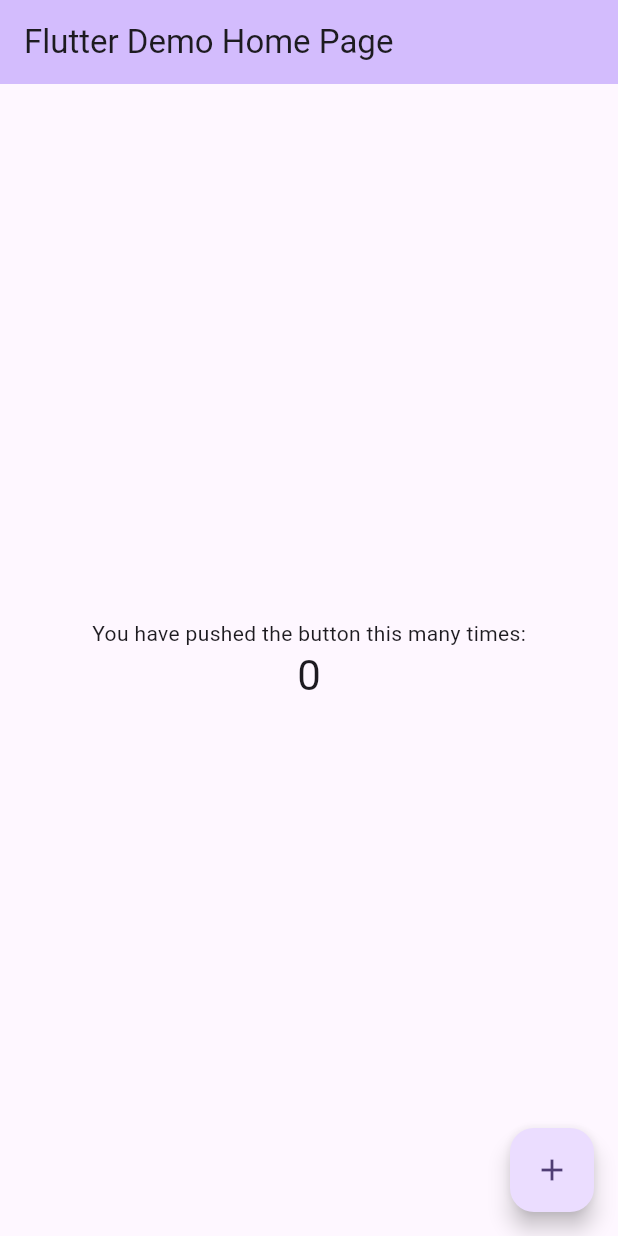
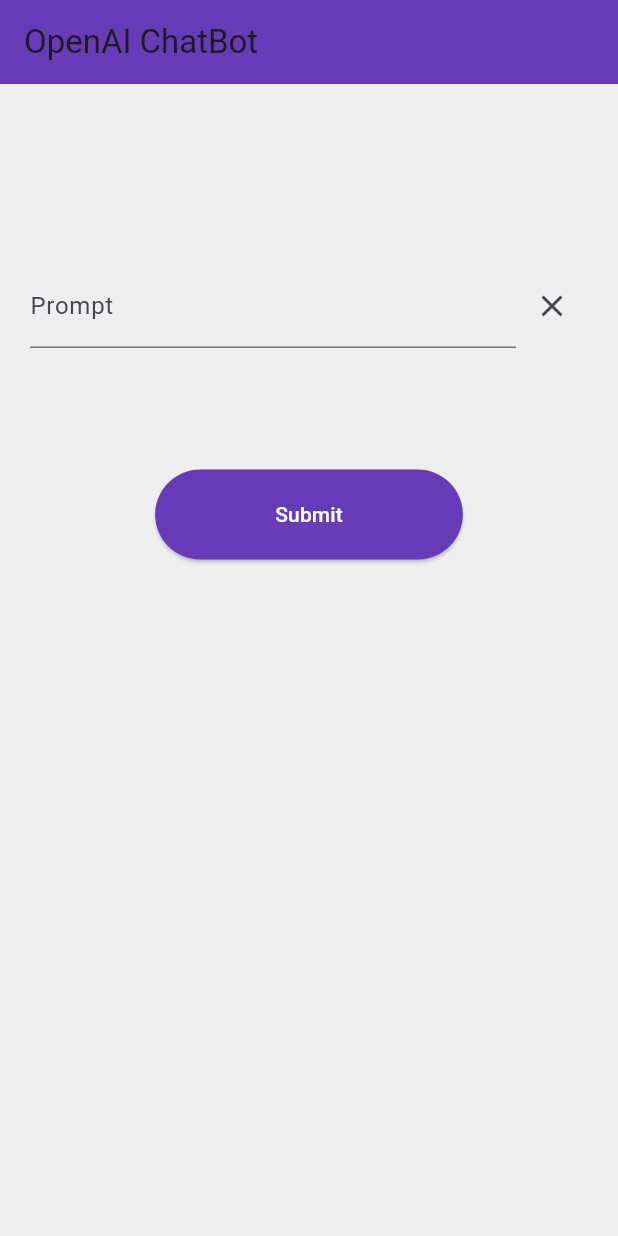
Before and after one commit to soniyav20/openai, a Flutter app: the screen it shows after launch, on a phone screen of 412 x 824 dp. Run offline on Flutter 3.47's test engine with Material 3 defaults, Android fonts, the phone set to English and light mode, and no system bars.

Commit message:
OpenAi single prompt service completed

```diff
--- a/lib/main.dart
+++ b/lib/main.dart
@@ -1,125 +1,8 @@
 import 'package:flutter/material.dart';
+import 'package:openai/view_models/home_page.dart';
 
 void main() {
-  runApp(const MyApp());
+  runApp(const MaterialApp(
+    home: OpenAIEntryScreen(),
+  ));
 }
-
-class MyApp extends StatelessWidget {
-  const MyApp({super.key});
-
-  // This widget is the root of your application.
-  @override
-  Widget build(BuildContext context) {
-    return MaterialApp(
-      title: 'Flutter Demo',
-      theme: ThemeData(
-        // This is the theme of your application.
-        //
-        // TRY THIS: Try running your application with "flutter run". You'll see
-        // the application has a blue toolbar. Then, without quitting the app,
-        // try changing the seedColor in the colorScheme below to Colors.green
-        // and then invoke "hot reload" (save your changes or press the "hot
-        // reload" button in a Flutter-supported IDE, or press "r" if you used
-        // the command line to start the app).
-        //
-        // Notice that the counter didn't reset back to zero; the application
-        // state is not lost during the reload. To reset the state, use hot
-        // restart instead.
-        //
-        // This works for code too, not just values: Most code changes can be
-        // tested with just a hot reload.
-        colorScheme: ColorScheme.fromSeed(seedColor: Colors.deepPurple),
-        useMaterial3: true,
-      ),
-      home: const MyHomePage(title: 'Flutter Demo Home Page'),
-    );
-  }
-}
-
-class MyHomePage extends StatefulWidget {
-  const MyHomePage({super.key, required this.title});
-
-  // This widget is the home page of your application. It is stateful, meaning
-  // that it has a State object (defined below) that contains fields that affect
-  // how it looks.
-
-  // This class is the configuration for the state. It holds the values (in this
-  // case the title) provided by the parent (in this case the App widget) and
-  // used by the build method of the State. Fields in a Widget subclass are
-  // always marked "final".
-
-  final String title;
-
-  @override
-  State<MyHomePage> createState() => _MyHomePageState();
-}
-
-class _MyHomePageState extends State<MyHomePage> {
-  int _counter = 0;
-
-  void _incrementCounter() {
-    setState(() {
-      // This call to setState tells the Flutter framework that something has
-      // changed in this State, which causes it to rerun the build method below
-      // so that the display can reflect the updated values. If we changed
-      // _counter without calling setState(), then the build method would not be
-      // called again, and so nothing would appear to happen.
-      _counter++;
-    });
-  }
-
-  @override
-  Widget build(BuildContext context) {
-    // This method is rerun every time setState is called, for instance as done
-    // by the _incrementCounter method above.
-    //
-    // The Flutter framework has been optimized to make rerunning build methods
-    // fast, so that you can just rebuild anything that needs updating rather
-    // than having to individually change instances of widgets.
-    return Scaffold(
-      appBar: AppBar(
-        // TRY THIS: Try changing the color here to a specific color (to
-        // Colors.amber, perhaps?) and trigger a hot reload to see the AppBar
-        // change color while the other colors stay the same.
-        backgroundColor: Theme.of(context).colorScheme.inversePrimary,
-        // Here we take the value from the MyHomePage object that was created by
-        // the App.build method, and use it to set our appbar title.
-        title: Text(widget.title),
-      ),
-      body: Center(
-        // Center is a layout widget. It takes a single child and positions it
-        // in the middle of the parent.
-        child: Column(
-          // Column is also a layout widget. It takes a list of children and
-          // arranges them vertically. By default, it sizes itself to fit its
-          // children horizontally, and tries to be as tall as its parent.
-          //
-          // Column has various properties to control how it sizes itself and
-          // how it positions its children. Here we use mainAxisAlignment to
-          // center the children vertically; the main axis here is the vertical
-          // axis because Columns are vertical (the cross axis would be
-          // horizontal).
-          //
-          // TRY THIS: Invoke "debug painting" (choose the "Toggle Debug Paint"
-          // action in the IDE, or press "p" in the console), to see the
-          // wireframe for each widget.
-          mainAxisAlignment: MainAxisAlignment.center,
-          children: <Widget>[
-            const Text(
-              'You have pushed the button this many times:',
-            ),
-            Text(
-              '$_counter',
-              style: Theme.of(context).textTheme.headlineMedium,
-            ),
-          ],
-        ),
-      ),
-      floatingActionButton: FloatingActionButton(
-        onPressed: _incrementCounter,
-        tooltip: 'Increment',
-        child: const Icon(Icons.add),
-      ), // This trailing comma makes auto-formatting nicer for build methods.
-    );
-  }
-}
--- /dev/null
+++ b/lib/models/chat_request.dart
@@ -0,0 +1,89 @@
+import 'dart:convert';
+
+class ChatRequest {
+  final String model;
+  final List<Message> messages;
+  final int? maxTokens;
+  final double? temperature;
+  final int? topP;
+  final int? n;
+  final bool? stream;
+  final double? presencePenalty;
+  final double? frequencyPenalty;
+  final String? stop;
+
+  ChatRequest({
+    required this.model,
+    required this.messages,
+    this.maxTokens,
+    this.temperature,
+    this.topP,
+    this.n,
+    this.stream,
+    this.presencePenalty,
+    this.frequencyPenalty,
+    this.stop,
+  });
+
+  String toJson() {
+    Map<String, dynamic> jsonBody = {
+      'model': model,
+      'messages': List<Map<String, dynamic>>.from(
+          messages.map((message) => message.toJson())),
+    };
+    if (maxTokens != null) {
+      jsonBody.addAll({'max_tokens': maxTokens});
+    }
+
+    if (temperature != null) {
+      jsonBody.addAll({'temperature': temperature});
+    }
+
+    if (topP != null) {
+      jsonBody.addAll({'top_p': topP});
+    }
+
+    if (n != null) {
+      jsonBody.addAll({'n': n});
+    }
+
+    if (stream != null) {
+      jsonBody.addAll({'stream': stream});
+    }
+
+    if (presencePenalty != null) {
+      jsonBody.addAll({'presence_penalty': presencePenalty});
+    }
+
+    if (frequencyPenalty != null) {
+      jsonBody.addAll({'frequency_penalty': frequencyPenalty});
+    }
+
+    if (stop != null) {
+      jsonBody.addAll({'stop': stop});
+    }
+
+    return json.encode(jsonBody);
+  }
+}
+
+class Message {
+  final String? role;
+  final String? content;
+
+  Message({this.role, this.content});
+
+  factory Message.fromJson(Map<String, dynamic> json) {
+    return Message(
+      role: json['role'],
+      content: json['content'],
+    );
+  }
+
+  Map<String, dynamic> toJson() {
+    return {
+      'role': role,
+      'content': content,
+    };
+  }
+}
--- /dev/null
+++ b/lib/models/chat_response.dart
@@ -0,0 +1,69 @@
+import 'dart:convert';
+
+import 'package:http/http.dart';
+
+import 'chat_request.dart';
+
+class ChatResponse {
+  final String? id;
+  final String object;
+  final int? created;
+  final String? model;
+  final List<Choice>? choices;
+  final Usage usage;
+
+  const ChatResponse({
+    required this.id,
+    required this.object,
+    required this.created,
+    required this.model,
+    required this.choices,
+    required this.usage,
+  });
+
+  factory ChatResponse.fromResponse(Response response) {
+    String responseBody = utf8.decode(response.bodyBytes);
+    Map<String, dynamic> parsedBody = json.decode(responseBody);
+    return ChatResponse(
+      id: parsedBody['id'],
+      object: parsedBody['object'],
+      created: parsedBody['created'],
+      model: parsedBody['model'],
+      choices: List<Choice>.from(
+          parsedBody['choices'].map((choice) => Choice.fromJson(choice))),
+      usage: Usage.fromJson(parsedBody['usage']),
+    );
+  }
+}
+
+class Choice {
+  final int? index;
+  final Message? message;
+  final String? finishReason;
+
+  Choice(this.index, this.message, this.finishReason);
+
+  factory Choice.fromJson(Map<String, dynamic> json) {
+    return Choice(
+      json['index'],
+      Message.fromJson(json['message']),
+      json['finish_reason'],
+    );
+  }
+}
+
+class Usage {
+  final int? promptTokens;
+  final int? completionTokens;
+  final int? totalTokens;
+
+  Usage({this.promptTokens, this.completionTokens, this.totalTokens});
+
+  factory Usage.fromJson(Map<String, dynamic> json) {
+    return Usage(
+      promptTokens: json['prompt_tokens'],
+      completionTokens: json['completion_tokens'],
+      totalTokens: json['total_tokens'],
+    );
+  }
+}
--- a/lib/services/apikey.dart
+++ b/lib/services/apikey.dart
@@ -1,4 +1,4 @@
 class ApiKey {
   static const String openAIApiKey =
-      "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";
+      "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";
 }
--- /dev/null
+++ b/lib/services/chat_service.dart
@@ -0,0 +1,37 @@
+import 'package:http/http.dart' as http;
+import 'package:openai/models/chat_request.dart';
+import 'package:openai/models/chat_response.dart';
+import 'package:openai/services/apikey.dart';
+
+class ChatService {
+  static final Uri chatUri =
+      Uri.parse('https://api.openai.com/v1/chat/completions');
+
+  static final Map<String, String> headers = {
+    'Content-Type': 'application/json',
+    'Authorization': 'Bearer ${ApiKey.openAIApiKey}',
+  };
+
+  Future<String?> request(String prompt) async {
+    try {
+      ChatRequest request = ChatRequest(
+          model: "gpt-3.5-turbo",
+          maxTokens: 150,
+          messages: [Message(role: "system", content: prompt)]);
+      if (prompt.isEmpty) {
+        return null;
+      }
+      http.Response response = await http.post(
+        chatUri,
+        headers: headers,
+        body: request.toJson(),
+      );
+      ChatResponse chatResponse = ChatResponse.fromResponse(response);
+      print(chatResponse.choices?[0].message?.content);
+      return chatResponse.choices?[0].message?.content;
+    } catch (e) {
+      print("error $e");
+    }
+    return null;
+  }
+}
--- /dev/null
+++ b/lib/view_models/home_page.dart
@@ -0,0 +1,90 @@
+import 'package:flutter/material.dart';
+import 'package:openai/services/chat_service.dart';
+
+class OpenAIEntryScreen extends StatefulWidget {
+  const OpenAIEntryScreen({super.key});
+
+  @override
+  State<OpenAIEntryScreen> createState() => _OpenAIEntryScreenState();
+}
+
+class _OpenAIEntryScreenState extends State<OpenAIEntryScreen> {
+  TextEditingController promptController = TextEditingController();
+  String? response;
+  bool loading = false;
+  @override
+  Widget build(BuildContext context) {
+    return Scaffold(
+      appBar: AppBar(
+        title: Text("OpenAI ChatBot"),
+        backgroundColor: Colors.deepPurple,
+      ),
+      backgroundColor: Colors.grey[200],
+      body: SingleChildScrollView(
+        child: Column(
+          mainAxisAlignment: MainAxisAlignment.spaceEvenly,
+          children: [
+            SizedBox(
+              height: 100,
+            ),
+            Padding(
+              padding: const EdgeInsets.all(20.0),
+              child: Row(
+                children: [
+                  Flexible(
+                    child: TextFormField(
+                      controller: promptController,
+                      maxLines: 1,
+                      decoration: const InputDecoration(
+                        labelText: "Prompt",
+                        hintText: "Enter your prompt here",
+                      ),
+                    ),
+                  ),
+                  IconButton(
+                      onPressed: () {
+                        promptController.text = '';
+                        setState(() {});
+                      },
+                      icon: Icon(Icons.close)),
+                ],
+              ),
+            ),
+            Padding(
+              padding: const EdgeInsets.all(20.0),
+              child: Text(
+                response ?? "",
+                style: TextStyle(color: Colors.grey.shade800),
+              ),
+            ),
+            loading
+                ? CircularProgressIndicator(
+                    color: Colors.deepPurple,
+                  )
+                : ElevatedButton(
+                    style: ButtonStyle(
+                        padding: MaterialStateProperty.all(
+                            const EdgeInsets.symmetric(
+                                horizontal: 80, vertical: 20)),
+                        backgroundColor:
+                            MaterialStateProperty.all(Colors.deepPurple)),
+                    onPressed: () async {
+                      setState(() {
+                        loading = true;
+                      });
+                      response =
+                          await ChatService().request(promptController.text);
+                      setState(() {
+                        loading = false;
+                      });
+                    },
+                    child: const Text(
+                      "Submit",
+                      style: TextStyle(color: Colors.white),
+                    ))
+          ],
+        ),
+      ),
+    );
+  }
+}
--- a/pubspec.yaml
+++ b/pubspec.yaml
@@ -35,6 +35,7 @@ dependencies:
   # The following adds the Cupertino Icons font to your application.
   # Use with the CupertinoIcons class for iOS style icons.
   cupertino_icons: ^1.0.2
+  http: ^1.1.0
 
 dev_dependencies:
   flutter_test:
```
Also changed, not shown: pubspec.lock, 2 other files.
